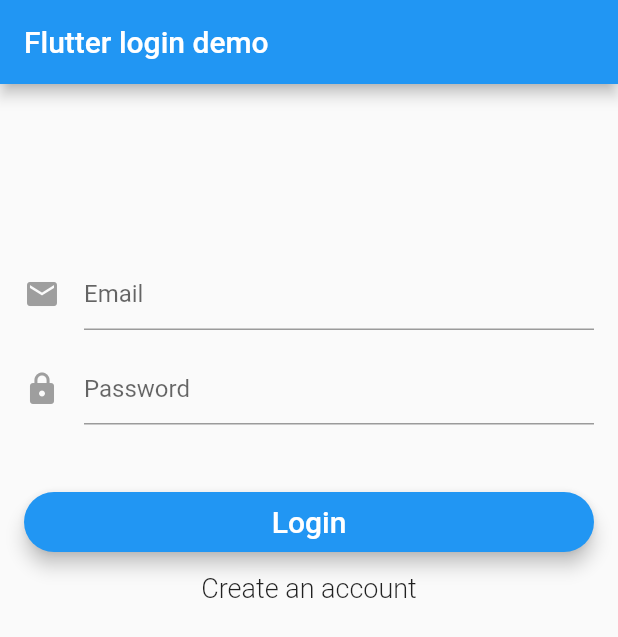
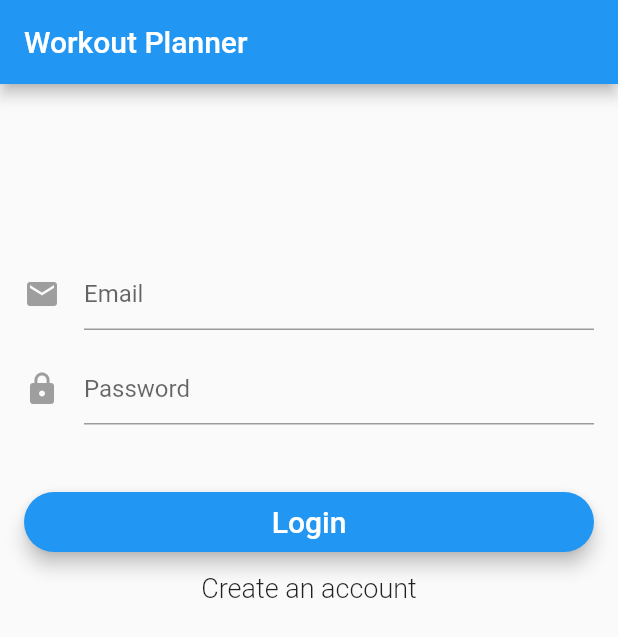
Before and after one commit to ChicoState/WorkoutPlanner, a Flutter app: the screen it shows after launch, on a phone screen of 412 x 824 dp. Shown: the top 637 px of the screen. Run offline on Flutter 3.47's test engine with Material 2 defaults, Android fonts, the phone set to English and light mode, and no system bars; our stand-ins replace cloud_firestore, firebase_auth, firebase_database, sqflite; accounts and stored records are empty; statements that could not run were skipped.

Commit message:
Fixed wording on login page

```diff
--- a/workout_planner/lib/loginPage.dart
+++ b/workout_planner/lib/loginPage.dart
@@ -240,7 +240,7 @@ class _LoginSignUpPageState extends State<LoginSignUpPage> {
     _isIos = Theme.of(context).platform == TargetPlatform.iOS;
     return Scaffold(
         appBar: AppBar(
-          title: Text('Flutter login demo'),
+          title: Text('Workout Planner'),
         ),
         body: Stack(
           children: <Widget>[
```
